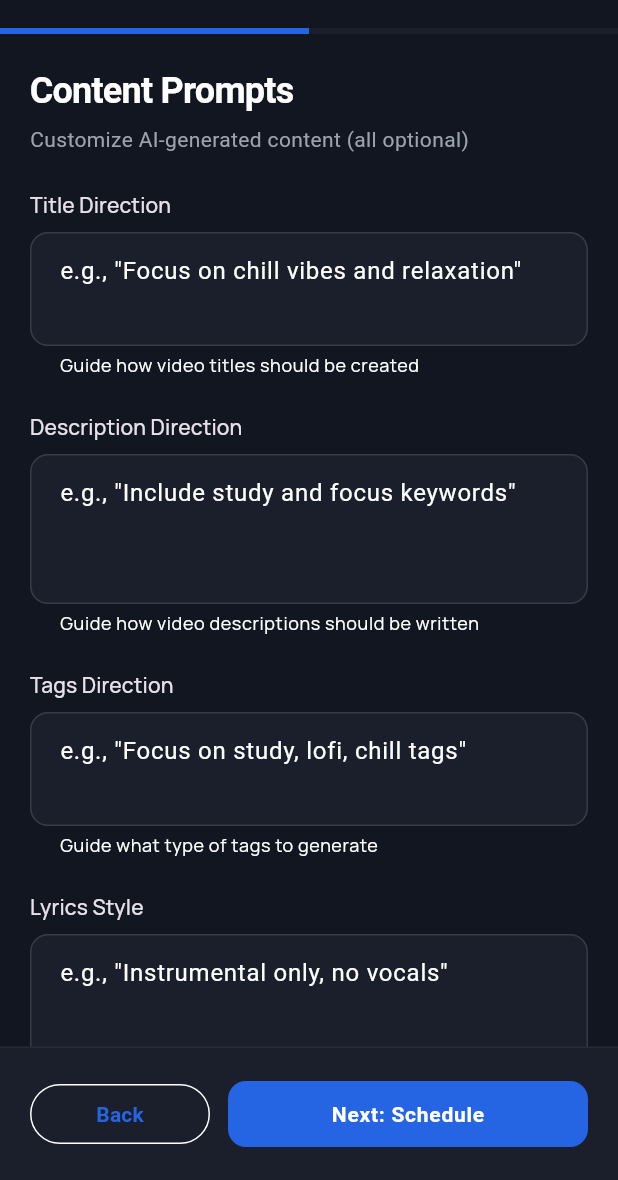
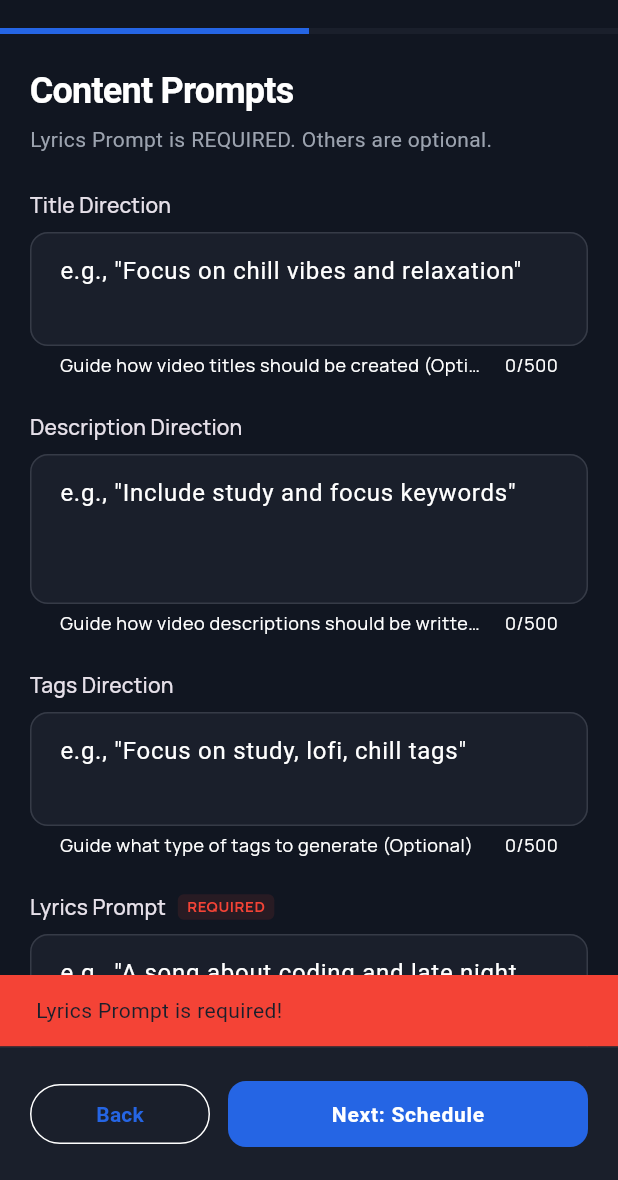
Before and after one commit to aasheesh333/AutoSongStudio, a Flutter app: the ContentPromptsScreen screen opened by its route, after a tap on "Next: Schedule", on a phone screen of 412 x 824 dp, the part 56-1236 px from its top. Run offline on Flutter 3.47's test engine with Material 3 defaults, Android fonts, the phone set to English and light mode, and no system bars; our stand-ins replace app_links, dio, firebase_core, flutter_secure_storage, google_fonts; accounts and stored records are empty; network calls fail; statements that could not run were skipped.

Commit message:
Fix: Lyrics required, session persistence, Suno key persistence

```diff
--- a/android_app/lib/providers/app_state.dart
+++ b/android_app/lib/providers/app_state.dart
@@ -38,7 +38,21 @@ class AppState extends ChangeNotifier {
 
   Future<void> _checkAuthStatus() async {
     final accessToken = await _storage.read(key: 'access_token');
-    _isAuthenticated = accessToken != null;
+    if (accessToken != null) {
+      _isAuthenticated = true;
+
+      // Restore user data from storage
+      final userData = await _storage.read(key: 'user_data');
+      if (userData != null) {
+        try {
+          _currentUser = User.fromJson(jsonDecode(userData));
+        } catch (e) {
+          print('Error restoring user data: $e');
+        }
+      }
+    } else {
+      _isAuthenticated = false;
+    }
     notifyListeners();
   }
 
@@ -134,6 +148,11 @@ class AppState extends ChangeNotifier {
         await _storage.write(key: 'refresh_token', value: data['refresh_token']);
       }
 
+      // Save User Data to storage for persistence across app restarts
+      if (_currentUser != null) {
+        await _storage.write(key: 'user_data', value: jsonEncode(_currentUser!.toJson()));
+      }
+
       _isAuthenticated = true;
       notifyListeners();
   }
@@ -181,6 +200,11 @@ class AppState extends ChangeNotifier {
     _schedulers = [];
     _videos = [];
     _settings = null;
+
+    // Clear persisted user data
+    await _storage.delete(key: 'user_data');
+    await _storage.delete(key: 'selected_channel_id');
+
     notifyListeners();
   }
 
@@ -281,6 +305,9 @@ class AppState extends ChangeNotifier {
       // Update user from settings
       if (_settings != null && _settings!['user'] != null) {
         _currentUser = User.fromJson(_settings!['user']);
+
+        // Re-persist updated user data (e.g., after Suno key save)
+        await _storage.write(key: 'user_data', value: jsonEncode(_currentUser!.toJson()));
       }
 
       notifyListeners();
--- a/android_app/lib/screens/create_scheduler/content_prompts_screen.dart
+++ b/android_app/lib/screens/create_scheduler/content_prompts_screen.dart
@@ -38,10 +38,21 @@ class _ContentPromptsScreenState extends State<ContentPromptsScreen> {
   }
 
   void _saveAndContinue() {
-    _data.titlePrompt = _titleController.text;
-    _data.descPrompt = _descController.text;
-    _data.tagsPrompt = _tagsController.text;
-    _data.lyricsPrompt = _lyricsController.text;
+    // Validate Lyrics Prompt (REQUIRED)
+    if (_lyricsController.text.trim().isEmpty) {
+      ScaffoldMessenger.of(context).showSnackBar(
+        const SnackBar(
+          content: Text('Lyrics Prompt is required!'),
+          backgroundColor: Colors.red,
+        ),
+      );
+      return;
+    }
+
+    _data.titlePrompt = _titleController.text.trim();
+    _data.descPrompt = _descController.text.trim();
+    _data.tagsPrompt = _tagsController.text.trim();
+    _data.lyricsPrompt = _lyricsController.text.trim();
 
     Navigator.pushNamed(
       context,
@@ -81,7 +92,7 @@ class _ContentPromptsScreenState extends State<ContentPromptsScreen> {
                   ),
                   const SizedBox(height: 8),
                   Text(
-                    'Customize AI-generated content (all optional)',
+                    'Lyrics Prompt is REQUIRED. Others are optional.',
                     style: Theme.of(context).textTheme.bodyMedium?.copyWith(
                       color: AppTheme.textSecondary,
                     ),
@@ -107,9 +118,10 @@ class _ContentPromptsScreenState extends State<ContentPromptsScreen> {
                     const SizedBox(height: 8),
                     TextField(
                       controller: _titleController,
+                      maxLength: 500,
                       decoration: const InputDecoration(
                         hintText: 'e.g., "Focus on chill vibes and relaxation"',
-                        helperText: 'Guide how video titles should be created',
+                        helperText: 'Guide how video titles should be created (Optional)',
                       ),
                       maxLines: 2,
                     ),
@@ -124,9 +136,10 @@ class _ContentPromptsScreenState extends State<ContentPromptsScreen> {
                     const SizedBox(height: 8),
                     TextField(
                       controller: _descController,
+                      maxLength: 500,
                       decoration: const InputDecoration(
                         hintText: 'e.g., "Include study and focus keywords"',
-                        helperText: 'Guide how video descriptions should be written',
+                        helperText: 'Guide how video descriptions should be written (Optional)',
                       ),
                       maxLines: 3,
                     ),
@@ -141,28 +154,58 @@ class _ContentPromptsScreenState extends State<ContentPromptsScreen> {
                     const SizedBox(height: 8),
                     TextField(
                       controller: _tagsController,
+                      maxLength: 500,
                       decoration: const InputDecoration(
                         hintText: 'e.g., "Focus on study, lofi, chill tags"',
-                        helperText: 'Guide what type of tags to generate',
+                        helperText: 'Guide what type of tags to generate (Optional)',
                       ),
                       maxLines: 2,
                     ),
 
                     const SizedBox(height: 24),
 
-                    // Lyrics Prompt
-                    Text(
-                      'Lyrics Style',
-                      style: Theme.of(context).textTheme.titleSmall,
+                    // Lyrics Prompt (REQUIRED)
+                    Row(
+                      children: [
+                        Text(
+                          'Lyrics Prompt',
+                          style: Theme.of(context).textTheme.titleSmall,
+                        ),
+                        const SizedBox(width: 8),
+                        Container(
+                          padding: const EdgeInsets.symmetric(horizontal: 6, vertical: 2),
+                          decoration: BoxDecoration(
+                            color: Colors.red.withOpacity(0.1),
+                            borderRadius: BorderRadius.circular(4),
+                          ),
+                          child: Text(
+                            'REQUIRED',
+                            style: Theme.of(context).textTheme.bodySmall?.copyWith(
+                              color: Colors.red,
+                              fontSize: 10,
+                              fontWeight: FontWeight.w700,
+                            ),
+                          ),
+                        ),
+                      ],
                     ),
                     const SizedBox(height: 8),
                     TextField(
                       controller: _lyricsController,
-                      decoration: const InputDecoration(
-                        hintText: 'e.g., "Instrumental only, no vocals"',
-                        helperText: 'Guide the style and theme of lyrics',
+                      maxLength: 500,
+                      decoration: InputDecoration(
+                        hintText: 'e.g., "A song about coding and late night debugging"',
+                        helperText: 'AI uses this to generate lyrics. Title, Tags, Desc are derived from this.',
+                        border: OutlineInputBorder(
+                          borderRadius: BorderRadius.circular(12),
+                          borderSide: BorderSide(color: AppTheme.primaryColor),
+                        ),
+                        focusedBorder: OutlineInputBorder(
+                          borderRadius: BorderRadius.circular(12),
+                          borderSide: BorderSide(color: AppTheme.primaryColor, width: 2),
+                        ),
                       ),
-                      maxLines: 3,
+                      maxLines: 4,
                     ),
 
                     const SizedBox(height: 24),
@@ -187,7 +230,7 @@ class _ContentPromptsScreenState extends State<ContentPromptsScreen> {
                           const SizedBox(width: 12),
                           Expanded(
                             child: Text(
-                              'These prompts are optional. Leave blank to use smart defaults based on your selected genres.',
+                              'Lyrics Prompt is required. Title, Description, and Tags will be AI-generated from your lyrics if left blank.',
                               style: Theme.of(context).textTheme.bodySmall?.copyWith(
                                 color: AppTheme.info,
                               ),
```
Also changed, not shown: 1 other file.
